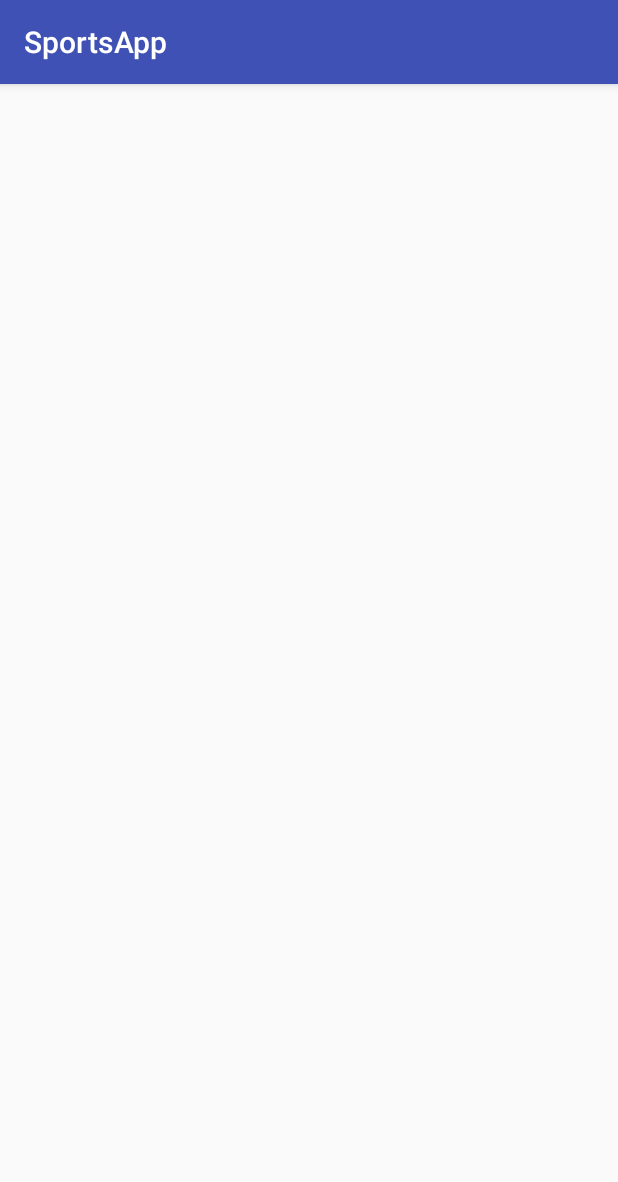
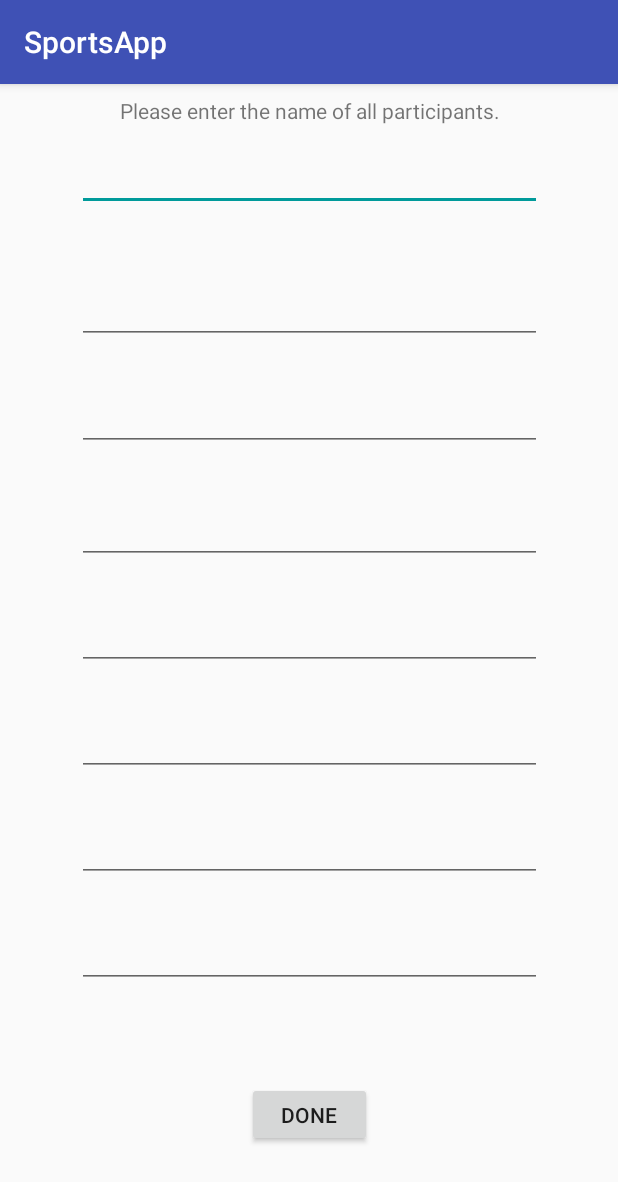
Before and after one commit to CS3398-Chicago-Bears/CS3398-Chicago-Bears-S2018, an Android app: the NewBracketActivity screen opened directly, with no data from a screen before it, on a phone screen of 412 x 824 dp. Shown: the top 1182 px of the screen. Run offline under Robolectric (Android 15) with nearby library versions, the light colour scheme and no system bars.

Commit message:
Updated New Bracket Activity and GUI

```diff
--- a/app/src/main/java/com/cs3398/sportsapp/View/NewBracketActivity.java
+++ b/app/src/main/java/com/cs3398/sportsapp/View/NewBracketActivity.java
@@ -2,20 +2,32 @@ package com.cs3398.sportsapp.View;
 
 import android.os.Bundle;
 import android.support.v7.app.AppCompatActivity;
+import android.widget.Button;
+import android.widget.EditText;
 import android.widget.TextView;
 import com.cs3398.sportsapp.R;
 
-/**
- * Created by Jjang on 2/20/2018.
- */
 
 public class NewBracketActivity extends AppCompatActivity {
+    private Button done;
+    private EditText name1, name2, name3, name4, name5, name6, name7, name8;
 
     @Override
     protected void onCreate(Bundle savedInstanceState) {
         super.onCreate(savedInstanceState);
         setContentView(R.layout.activity_newbracket);
 
+        name1 = (EditText)findViewById(R.id.name1);
+        name2 = (EditText)findViewById(R.id.name2);
+        name3 = (EditText)findViewById(R.id.name3);
+        name4 = (EditText)findViewById(R.id.name4);
+        name5 = (EditText)findViewById(R.id.name5);
+        name6 = (EditText)findViewById(R.id.name6);
+        name7 = (EditText)findViewById(R.id.name7);
+        name8 = (EditText)findViewById(R.id.name8);
+
+        done = (Button)findViewById(R.id.addPlayerDone);
+
 
     }
 }
--- /dev/null
+++ b/app/src/main/res/layout/activity_newbracket.xml
@@ -0,0 +1,168 @@
+<?xml version="1.0" encoding="utf-8"?>
+<android.support.constraint.ConstraintLayout xmlns:android="http://schemas.android.com/apk/res/android"
+    xmlns:app="http://schemas.android.com/apk/res-auto"
+    xmlns:tools="http://schemas.android.com/tools"
+    android:id="@+id/linearLayout2"
+    android:layout_width="match_parent"
+    android:layout_height="match_parent">
+
+    <TextView
+        android:id="@+id/textView"
+        android:layout_width="wrap_content"
+        android:layout_height="23dp"
+        android:layout_marginBottom="8dp"
+        android:layout_marginEnd="8dp"
+        android:layout_marginStart="8dp"
+        android:layout_marginTop="8dp"
+        android:text="Please enter the name of all participants."
+        app:layout_constraintBottom_toBottomOf="parent"
+        app:layout_constraintEnd_toEndOf="parent"
+        app:layout_constraintHorizontal_bias="0.504"
+        app:layout_constraintStart_toStartOf="parent"
+        app:layout_constraintTop_toTopOf="parent"
+        app:layout_constraintVertical_bias="0.0" />
+
+    <EditText
+        android:id="@+id/name1"
+        android:layout_width="310dp"
+        android:layout_height="45dp"
+        android:layout_marginBottom="8dp"
+        android:layout_marginEnd="8dp"
+        android:layout_marginStart="8dp"
+        android:layout_marginTop="8dp"
+        android:ems="10"
+        android:inputType="textPersonName"
+        android:singleLine="false"
+        app:layout_constraintBottom_toBottomOf="parent"
+        app:layout_constraintEnd_toEndOf="parent"
+        app:layout_constraintStart_toStartOf="parent"
+        app:layout_constraintTop_toBottomOf="@+id/textView"
+        app:layout_constraintVertical_bias="0.0" />
+
+    <EditText
+        android:id="@+id/name2"
+        android:layout_width="310dp"
+        android:layout_height="45dp"
+        android:layout_marginBottom="8dp"
+        android:layout_marginEnd="8dp"
+        android:layout_marginStart="8dp"
+        android:layout_marginTop="8dp"
+        android:ems="10"
+        android:inputType="textPersonName"
+        app:layout_constraintBottom_toBottomOf="parent"
+        app:layout_constraintEnd_toEndOf="parent"
+        app:layout_constraintStart_toStartOf="parent"
+        app:layout_constraintTop_toTopOf="parent"
+        app:layout_constraintVertical_bias="0.17" />
+
+    <EditText
+        android:id="@+id/name3"
+        android:layout_width="310dp"
+        android:layout_height="45dp"
+        android:layout_marginBottom="8dp"
+        android:layout_marginEnd="8dp"
+        android:layout_marginStart="8dp"
+        android:layout_marginTop="8dp"
+        android:ems="10"
+        android:inputType="textPersonName"
+        app:layout_constraintBottom_toBottomOf="parent"
+        app:layout_constraintEnd_toEndOf="parent"
+        app:layout_constraintStart_toStartOf="parent"
+        app:layout_constraintTop_toTopOf="parent"
+        app:layout_constraintVertical_bias="0.271" />
+
+    <EditText
+        android:id="@+id/name4"
+        android:layout_width="310dp"
+        android:layout_height="45dp"
+        android:layout_marginBottom="8dp"
+        android:layout_marginEnd="8dp"
+        android:layout_marginStart="8dp"
+        android:layout_marginTop="8dp"
+        android:ems="10"
+        android:inputType="textPersonName"
+        app:layout_constraintBottom_toBottomOf="parent"
+        app:layout_constraintEnd_toEndOf="parent"
+        app:layout_constraintStart_toStartOf="parent"
+        app:layout_constraintTop_toTopOf="parent"
+        app:layout_constraintVertical_bias="0.377" />
+
+    <EditText
+        android:id="@+id/name5"
+        android:layout_width="310dp"
+        android:layout_height="45dp"
+        android:layout_marginBottom="8dp"
+        android:layout_marginEnd="8dp"
+        android:layout_marginStart="8dp"
+        android:layout_marginTop="8dp"
+        android:ems="10"
+        android:inputType="textPersonName"
+        app:layout_constraintBottom_toBottomOf="parent"
+        app:layout_constraintEnd_toEndOf="parent"
+        app:layout_constraintStart_toStartOf="parent"
+        app:layout_constraintTop_toTopOf="parent"
+        app:layout_constraintVertical_bias="0.477" />
+
+    <EditText
+        android:id="@+id/name6"
+        android:layout_width="310dp"
+        android:layout_height="45dp"
+        android:layout_marginBottom="8dp"
+        android:layout_marginEnd="8dp"
+        android:layout_marginStart="8dp"
+        android:layout_marginTop="8dp"
+        android:ems="10"
+        android:inputType="textPersonName"
+        app:layout_constraintBottom_toBottomOf="parent"
+        app:layout_constraintEnd_toEndOf="parent"
+        app:layout_constraintStart_toStartOf="parent"
+        app:layout_constraintTop_toTopOf="parent"
+        app:layout_constraintVertical_bias="0.577" />
+
+    <EditText
+        android:id="@+id/name7"
+        android:layout_width="310dp"
+        android:layout_height="45dp"
+        android:layout_marginBottom="8dp"
+        android:layout_marginEnd="8dp"
+        android:layout_marginStart="8dp"
+        android:layout_marginTop="8dp"
+        android:ems="10"
+        android:inputType="textPersonName"
+        app:layout_constraintBottom_toBottomOf="parent"
+        app:layout_constraintEnd_toEndOf="parent"
+        app:layout_constraintStart_toStartOf="parent"
+        app:layout_constraintTop_toTopOf="parent"
+        app:layout_constraintVertical_bias="0.677" />
+
+    <EditText
+        android:id="@+id/name8"
+        android:layout_width="310dp"
+        android:layout_height="45dp"
+        android:layout_marginBottom="8dp"
+        android:layout_marginEnd="8dp"
+        android:layout_marginStart="8dp"
+        android:layout_marginTop="8dp"
+        android:ems="10"
+        android:inputType="textPersonName"
+        app:layout_constraintBottom_toBottomOf="parent"
+        app:layout_constraintEnd_toEndOf="parent"
+        app:layout_constraintStart_toStartOf="parent"
+        app:layout_constraintTop_toTopOf="parent"
+        app:layout_constraintVertical_bias="0.777" />
+
+    <Button
+        android:id="@+id/addPlayerDone"
+        android:layout_width="83dp"
+        android:layout_height="43dp"
+        android:layout_marginBottom="8dp"
+        android:layout_marginEnd="8dp"
+        android:layout_marginStart="8dp"
+        android:layout_marginTop="8dp"
+        android:text="Done"
+        app:layout_constraintBottom_toBottomOf="parent"
+        app:layout_constraintEnd_toEndOf="parent"
+        app:layout_constraintStart_toStartOf="parent"
+        app:layout_constraintTop_toTopOf="parent"
+        app:layout_constraintVertical_bias="0.928" />
+</android.support.constraint.ConstraintLayout>
```
